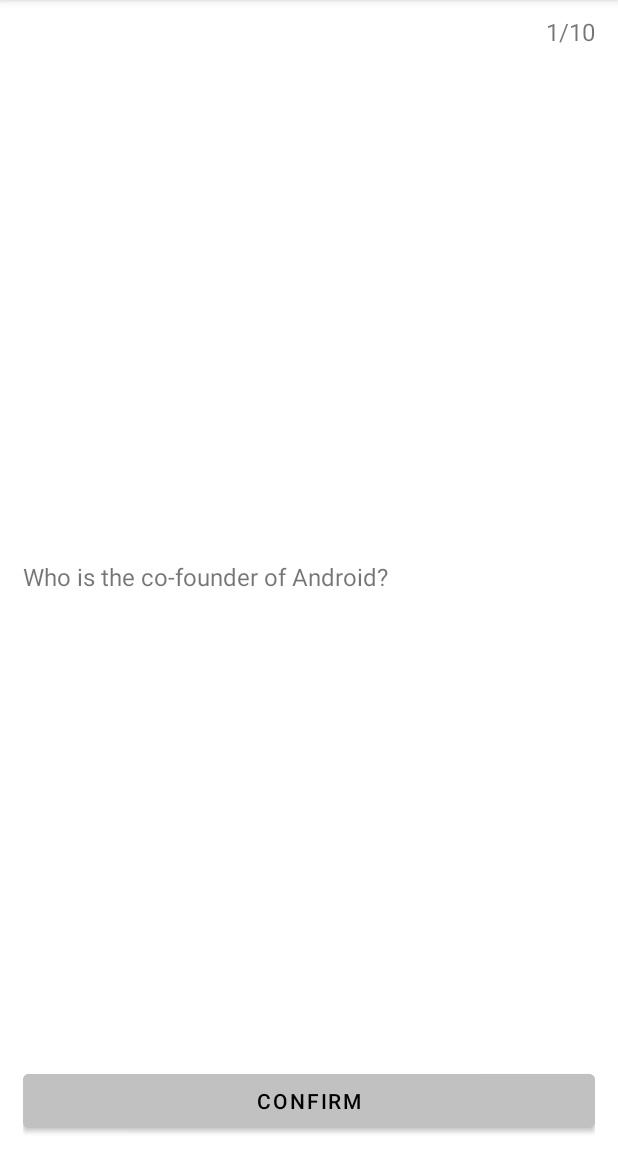
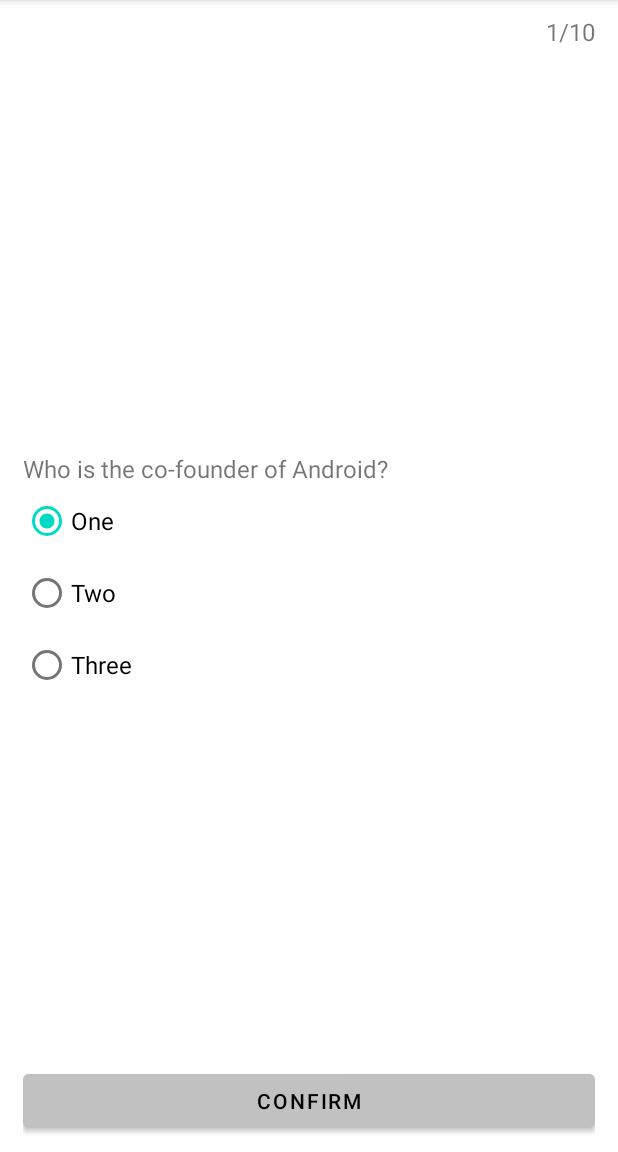
Before and after one commit to ArieBisfki/level7-task2, an Android app: the QuizFragment screen opened through its navigation route, on a phone screen of 412 x 824 dp, the part 84-1236 px from its top. Run offline under Robolectric (Android 15) with nearby library versions, the phone set to English and light mode, and no system bars.

Commit message:
model + quiz UI update

```diff
--- a/app/src/main/res/layout/fragment_quiz.xml
+++ b/app/src/main/res/layout/fragment_quiz.xml
@@ -23,25 +23,44 @@
         android:layout_height="wrap_content"
         android:text="Who is the co-founder of Android?"
         android:textSize="@dimen/text_size_normal"
+        app:layout_constraintTop_toTopOf="parent"
         app:layout_constraintStart_toStartOf="parent"
-        app:layout_constraintBottom_toTopOf="@+id/recyclerView"
-        app:layout_constraintTop_toTopOf="parent"
-        app:layout_constraintVertical_chainStyle="packed" />
+        app:layout_constraintBottom_toTopOf="@+id/radioGroup"
+        app:layout_constraintVertical_chainStyle="packed"
+        />
 
-    <androidx.recyclerview.widget.RecyclerView
-        android:id="@+id/recyclerView"
+    <RadioGroup
+        android:id="@+id/radioGroup"
         android:layout_width="wrap_content"
         android:layout_height="wrap_content"
+        app:layout_constraintTop_toBottomOf="@+id/textView"
         app:layout_constraintStart_toStartOf="parent"
-        app:layout_constraintBottom_toBottomOf="parent"
-        app:layout_constraintTop_toBottomOf="@+id/textView" />
+        app:layout_constraintBottom_toBottomOf="parent">
+        <RadioButton
+            android:layout_width="wrap_content"
+            android:layout_height="wrap_content"
+            android:padding="0dp"
+            android:checked="true"
+            android:text="One"
+            android:textSize="@dimen/text_size_normal" />
+        <RadioButton
+            android:layout_width="wrap_content"
+            android:layout_height="wrap_content"
+            android:text="Two"
+            android:textSize="@dimen/text_size_normal"/>
+        <RadioButton
+            android:layout_width="wrap_content"
+            android:layout_height="wrap_content"
+            android:text="Three"
+            android:textSize="@dimen/text_size_normal"/>
+    </RadioGroup>
 
     <Button
         android:id="@+id/btnStart"
         android:layout_width="match_parent"
         android:layout_height="wrap_content"
+        android:backgroundTint="@color/btn_bg"
         android:text="@string/fragment_quiz_btn_text"
         android:textColor="@color/black"
-        android:backgroundTint="@color/btn_bg"
         app:layout_constraintBottom_toBottomOf="parent" />
 </androidx.constraintlayout.widget.ConstraintLayout>
```
Also changed, not shown: app/src/main/java/com/example/madlevel7task2/model/Question.kt (added, +29 -0 lines).
